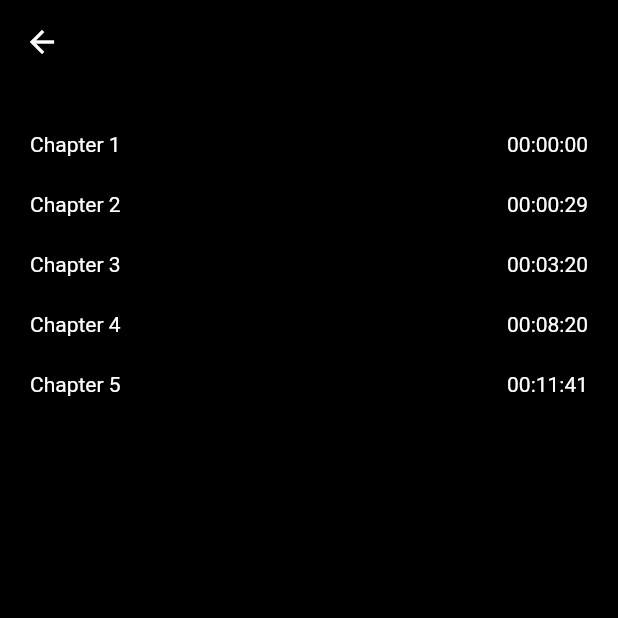
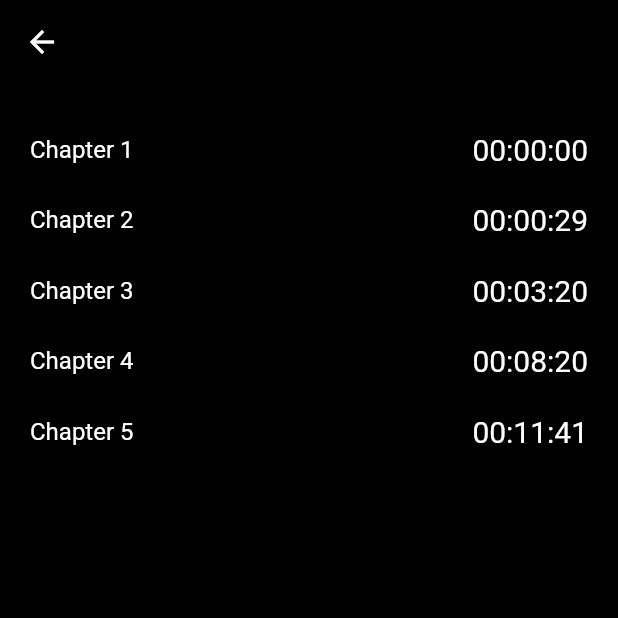
Before and after one commit to victoreronmosele/flutter_offline_drm_player, a Flutter app: the screen it shows after launch, after a tap on the "list" icon, on a phone screen of 412 x 824 dp, the top half of it. Run offline on Flutter 3.47's test engine with Material 2 defaults, Android fonts, the phone set to English and light mode, and no system bars; our stand-ins replace flutter_offline, plugin_platform_interface, shared_preferences.

Commit message:
increase fontsize in chapter screen

```diff
--- a/example/lib/player_screen.dart
+++ b/example/lib/player_screen.dart
@@ -197,7 +197,7 @@ class ChaptersScreen extends StatelessWidget {
                       children: [
                         Text(
                           chapters[index].label,
-                          style: const TextStyle(
+                          style: const TextStyle(fontSize: 16,
                             color: Colors.white,
                           ),
                         ),
@@ -206,6 +206,7 @@ class ChaptersScreen extends StatelessWidget {
                               chapters[index].startPosition),
                           style: const TextStyle(
                             color: Colors.white,
+                            fontSize: 20,
                           ),
                         )
                       ],
```
